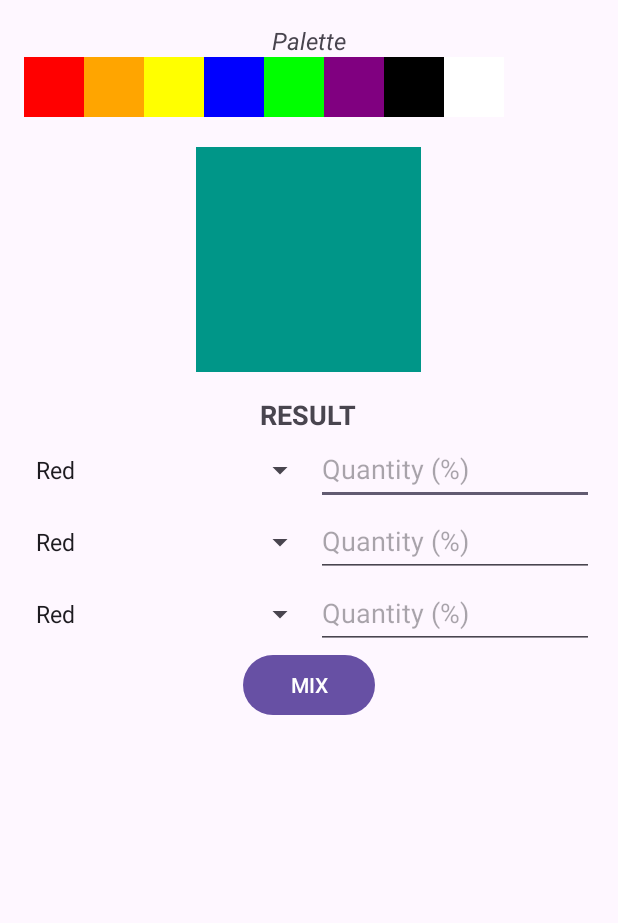
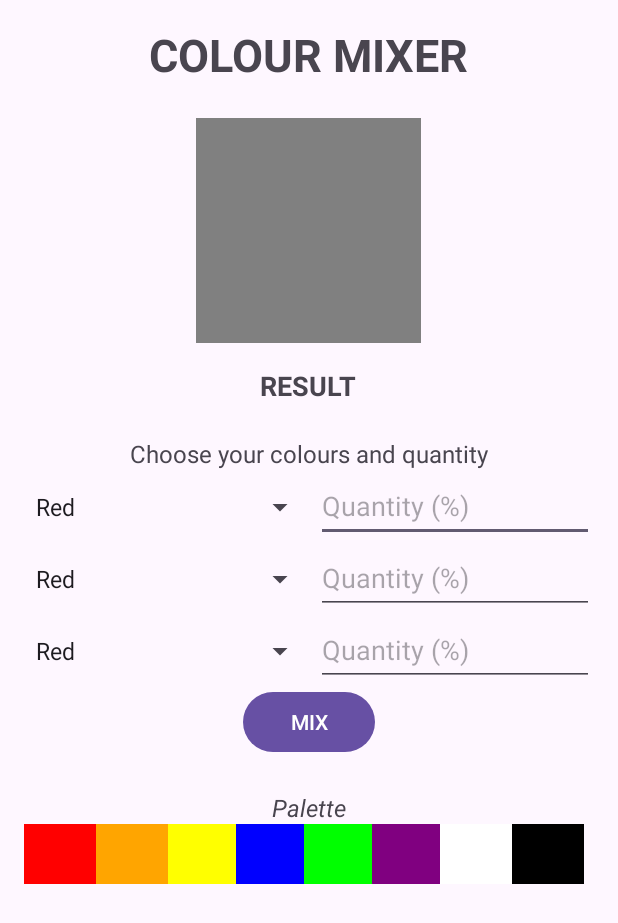
Before and after one commit to lerniasakasa/ColourMixer-Android-, an Android app: the screen it shows after launch (MainActivity), on a phone screen of 412 x 824 dp. Shown: the top 923 px of the screen. Run offline under Robolectric (Android 15) with nearby library versions, the phone set to English and light mode, and no system bars.

Commit message:
Moved around UI Elements for better design{added spacing between components, changed default "result" colour imageView etc}

```diff
--- a/app/src/main/res/layout/activity_main.xml
+++ b/app/src/main/res/layout/activity_main.xml
@@ -12,64 +12,20 @@
         android:orientation="vertical"
         android:padding="16dp">
 
-        <!-- Colour Palette Section -->
         <TextView
             android:layout_width="wrap_content"
             android:layout_height="wrap_content"
-            android:text="@string/palette"
-            android:textStyle="italic"
+            android:text="@string/colour_mixer"
+            android:textStyle="bold"
+            android:textSize="30sp"
+            android:layout_gravity="center"/>
+
+        <TextView
+            android:layout_width="wrap_content"
+            android:layout_height="wrap_content"
+            android:text=""
             android:textSize="16sp"
             android:layout_gravity="center"/>
-
-        <!-- Horizontal Palette -->
-        <LinearLayout
-            android:layout_width="wrap_content"
-            android:layout_height="wrap_content"
-            android:orientation="horizontal"
-            android:gravity="center"
-            android:paddingBottom="20dp">
-
-            <ImageView
-                android:layout_width="40dp"
-                android:layout_height="40dp"
-                android:background="#FF0000"
-                android:contentDescription="@string/colourswatch"/>
-            <ImageView
-                android:layout_width="40dp"
-                android:layout_height="40dp"
-                android:background="#FFA500"
-                android:contentDescription="@string/colourswatch" />
-            <ImageView
-                android:layout_width="40dp"
-                android:layout_height="40dp"
-                android:background="#FFFF00"
-                android:contentDescription="@string/colourswatch"/>
-            <ImageView
-                android:layout_width="40dp"
-                android:layout_height="40dp"
-                android:background="#0000FF"
-                android:contentDescription="@string/colourswatch"/>
-            <ImageView
-                android:layout_width="40dp"
-                android:layout_height="40dp"
-                android:background="#00FF00"
-                android:contentDescription="@string/colourswatch"/>
-            <ImageView
-                android:layout_width="40dp"
-                android:layout_height="40dp"
-                android:background="#800080"
-                android:contentDescription="@string/colourswatch"/>
-            <ImageView
-                android:layout_width="40dp"
-                android:layout_height="40dp"
-                android:background="#000000"
-                android:contentDescription="@string/colourswatch"/>
-            <ImageView
-                android:layout_width="40dp"
-                android:layout_height="40dp"
-                android:background="#FFFFFF"
-                android:contentDescription="@string/colourswatch"/>
-        </LinearLayout>
 
         <!-- Result Section -->
         <View
@@ -77,7 +33,7 @@
             android:layout_width="150dp"
             android:layout_height="150dp"
             android:layout_gravity="center"
-            android:background="#009688"
+            android:background="#808080"
             android:layout_marginBottom="16dp"/>
 
         <TextView
@@ -88,6 +44,19 @@
             android:textSize="18sp"
             android:layout_gravity="center" />
 
+        <TextView
+            android:layout_width="wrap_content"
+            android:layout_height="wrap_content"
+            android:text=""
+            android:textSize="16sp"
+            android:layout_gravity="center"/>
+
+        <TextView
+            android:layout_width="wrap_content"
+            android:layout_height="wrap_content"
+            android:text="@string/choose_your_colours_and_quantity"
+            android:textSize="16sp"
+            android:layout_gravity="center"/>
         <!-- Colour and Quantity Selection Section -->
         <LinearLayout
             android:layout_width="match_parent"
@@ -159,6 +128,73 @@
             android:layout_height="wrap_content"
             android:text="@string/mix"
             android:layout_gravity="center"/>
+
+        <TextView
+            android:layout_width="wrap_content"
+            android:layout_height="wrap_content"
+            android:text=""
+            android:textSize="16sp"
+            android:layout_gravity="center"/>
+        <!-- Colour Palette Section -->
+        <TextView
+            android:layout_width="wrap_content"
+            android:layout_height="wrap_content"
+            android:text="@string/palette"
+            android:textStyle="italic"
+            android:textSize="16sp"
+            android:layout_gravity="center"/>
+
+        <!-- Horizontal Palette -->
+        <LinearLayout
+            android:layout_width="wrap_content"
+            android:layout_height="wrap_content"
+            android:orientation="horizontal"
+            android:gravity="center"
+            android:paddingBottom="20dp">
+
+            <ImageView
+                android:layout_width="48dp"
+                android:layout_height="40dp"
+                android:background="#FF0000"
+                android:contentDescription="@string/colourswatch"/>
+            <ImageView
+                android:layout_width="48dp"
+                android:layout_height="40dp"
+                android:background="#FFA500"
+                android:contentDescription="@string/colourswatch" />
+            <ImageView
+                android:layout_width="45dp"
+                android:layout_height="40dp"
+                android:background="#FFFF00"
+                android:contentDescription="@string/colourswatch"/>
+            <ImageView
+                android:layout_width="45dp"
+                android:layout_height="40dp"
+                android:background="#0000FF"
+                android:contentDescription="@string/colourswatch"/>
+            <ImageView
+                android:layout_width="45dp"
+                android:layout_height="40dp"
+                android:background="#00FF00"
+                android:contentDescription="@string/colourswatch"/>
+            <ImageView
+                android:layout_width="45dp"
+                android:layout_height="40dp"
+                android:background="#800080"
+                android:contentDescription="@string/colourswatch"/>
+            <ImageView
+                android:layout_width="48dp"
+                android:layout_height="40dp"
+                android:background="#FFFFFF"
+                android:contentDescription="@string/colourswatch"/>
+            <ImageView
+                android:layout_width="48dp"
+                android:layout_height="40dp"
+                android:background="#000000"
+                android:contentDescription="@string/colourswatch"/>
+
+
+        </LinearLayout>
     </LinearLayout>
 
 
--- a/app/src/main/res/values/strings.xml
+++ b/app/src/main/res/values/strings.xml
@@ -5,4 +5,6 @@
     <string name="quantity">Quantity (%)</string>
     <string name="mix">MIX</string>
     <string name="colourswatch">colour</string>
+    <string name="colour_mixer">COLOUR MIXER</string>
+    <string name="choose_your_colours_and_quantity">Choose your colours and quantity</string>
 </resources>
```
